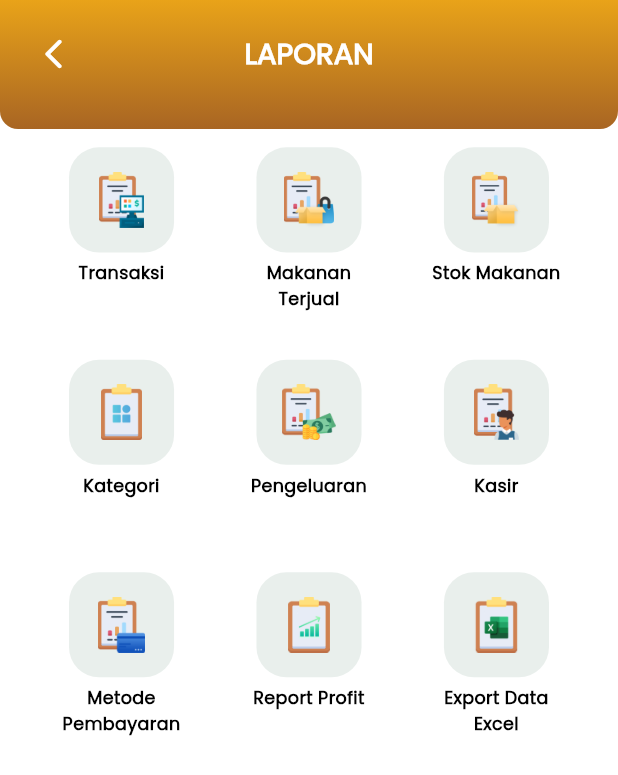
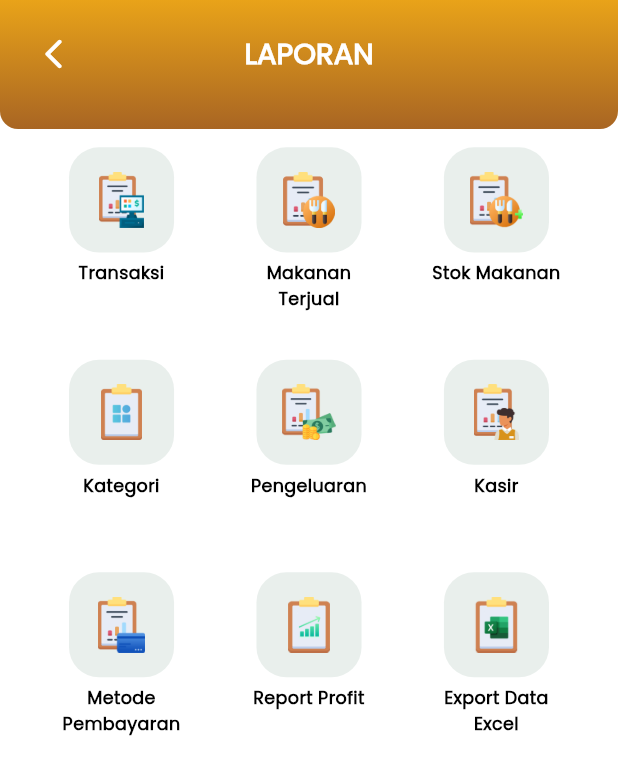
Before and after one commit to KiagusNaufal/omzetin-resto, a Flutter app: the ReportPage screen opened directly, on a phone screen of 412 x 824 dp. Shown: the top 775 px of the screen. Run offline on Flutter 3.47's test engine with Material 3 defaults, Android fonts, the phone set to English and light mode, and no system bars; drawn by our look-alikes of zoom_tap_animation; our stand-ins replace audioplayers, cached_network_image, connectivity_plus, dio, file_picker, fl_chart and 22 more; missing offline and left inert: esc_pos_utils_plus, excel, iconify_flutter, jwt_decode, qr_code_scanner_plus; accounts and stored records are empty; network calls fail; project files that could hold a hidden picture were left out.

Commit message:
push miaw

```diff
--- a/lib/view/page/home/home.dart
+++ b/lib/view/page/home/home.dart
@@ -904,7 +904,7 @@ class _HomeState extends State<Home> {
                                     },
                                     title: "Makanan\n",
                                     color: Colors.black,
-                                    imagePath: 'assets/images/produk.png',
+                                    imagePath: 'assets/images/makanan.png',
                                   ),
                                 ),
                                 const Gap(10),
@@ -919,7 +919,7 @@ class _HomeState extends State<Home> {
                                     },
                                     title: "Tambah\nStok Makanan",
                                     color: Colors.black,
-                                    imagePath: 'assets/images/add-produk.png',
+                                    imagePath: 'assets/images/stok-makanan.png',
                                   ),
                                 ),
                                 Consumer<CashierProvider>(
--- a/lib/view/page/report/report_page.dart
+++ b/lib/view/page/report/report_page.dart
@@ -89,7 +89,7 @@ class _ReportPageState extends State<ReportPage> {
                               // const Gap(20),
                               _buildMainCard(
                                 title: "Makanan Terjual",
-                                imagePath: 'assets/images/laporan-terjual.png',
+                                imagePath: 'assets/images/laporan-makanan.png',
                                 onTap: () {
                                   Navigator.push(
                                     context,
--- a/lib/view/page/splash_screen.dart
+++ b/lib/view/page/splash_screen.dart
@@ -303,9 +303,9 @@ class _SplashScreenState extends State<SplashScreen> {
           ),
           gradient: LinearGradient(
             colors: [
-              const Color(0xff6bbeaa), // turquoise green
-              const Color(0xffa4d9b7), // turquoise green
-              const Color(0xff6bbeaa), // turquoise green
+              const Color(0xffA86523), // turquoise green
+              const Color(0xffE09B5C), // turquoise green
+              const Color(0xffA86523), // turquoise green
             ],
             begin: Alignment.topRight,
             end: Alignment.bottomLeft,
--- a/pubspec.yaml
+++ b/pubspec.yaml
@@ -78,8 +78,8 @@ dev_dependencies:
 flutter_icons:
   android: true
   ios: true
-  image_path_android: "assets/images/stock.jpg"
-  image_path_ios: "assets/images/stock.jpg"
+  image_path_android: "assets/images/resto.png"
+  image_path_ios: "assets/images/resto.png"
 
 flutter:
   uses-material-design: true
```
Also changed, not shown: assets/images/laporan-kasir.png, assets/images/laporan-makanan.png (added), assets/images/laporan-stok.png, assets/images/loginv2.png, assets/images/makanan.png (added), assets/images/oms.gif, assets/images/resto.png (added), assets/images/stok-makanan.png (added), pubspec.lock, 276 other files.
